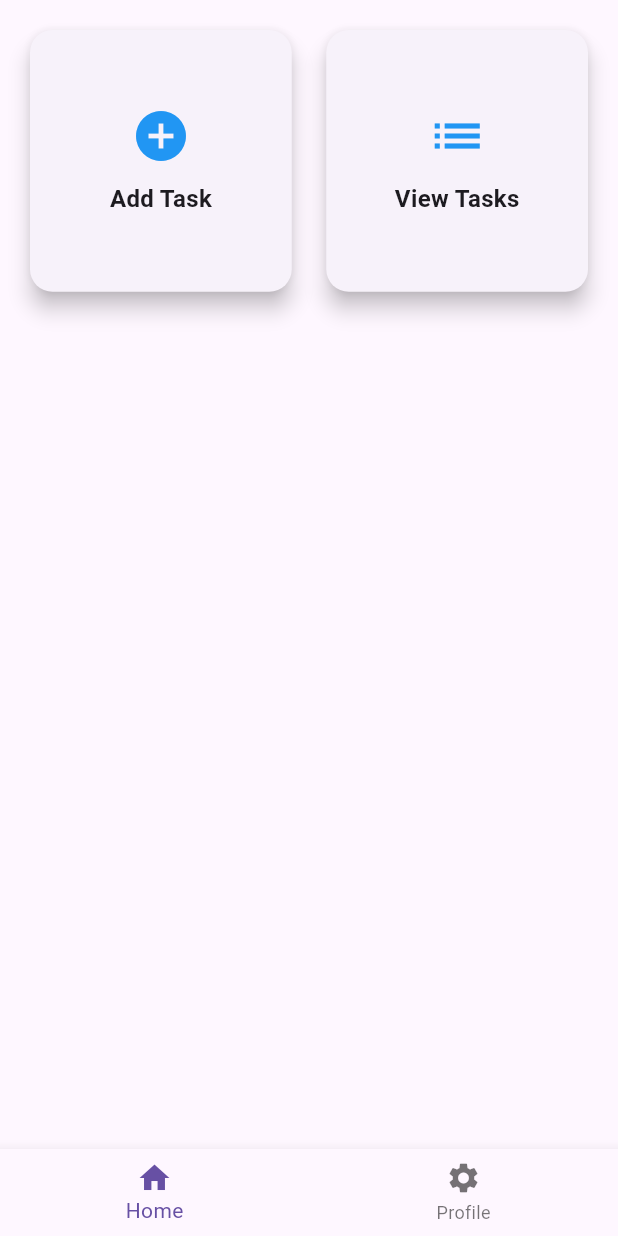
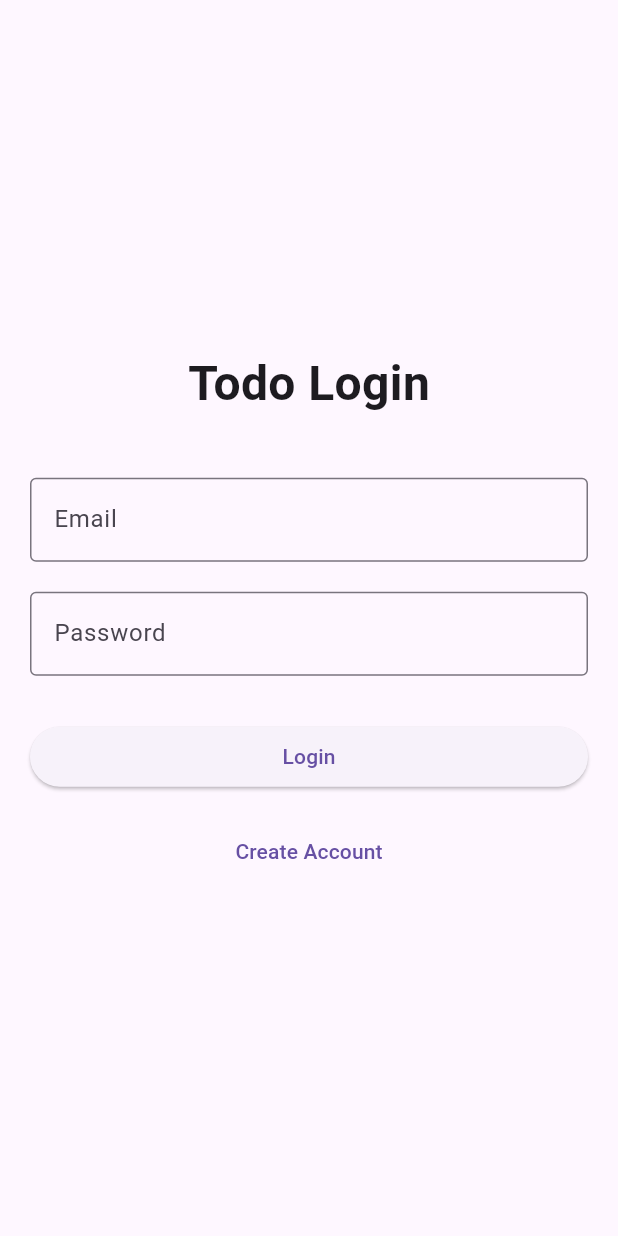
Before and after one commit to BarnalaManognaram/flutterToDoProject, a Flutter app: the screen it shows after launch, on a phone screen of 412 x 824 dp. Run offline on Flutter 3.47's test engine with Material 3 defaults, Android fonts, the phone set to English and light mode, and no system bars.

Commit message:
login commit

```diff
--- a/flutter_application_1/lib/screens/login.dart
+++ b/flutter_application_1/lib/screens/login.dart
@@ -0,0 +1,113 @@
+import 'package:flutter/material.dart';
+import 'package:flutter_application_1/main.dart';
+
+void main() {
+  runApp(TodoApp());
+}
+
+class TodoApp extends StatelessWidget {
+  @override
+  Widget build(BuildContext context) {
+    return MaterialApp(
+      debugShowCheckedModeBanner: false,
+      title: "Todo App",
+      home: LoginPage(),
+    );
+  }
+}
+
+class LoginPage extends StatelessWidget {
+  final TextEditingController emailController = TextEditingController();
+  final TextEditingController passwordController = TextEditingController();
+
+  void login(BuildContext context) {
+    String email = emailController.text;
+    String password = passwordController.text;
+
+    if (email.isNotEmpty && password.isNotEmpty) {
+      Navigator.push(
+        context,
+        MaterialPageRoute(builder: (context) => HomeScreen()),
+      );
+    }
+  }
+
+  @override
+  Widget build(BuildContext context) {
+    return Scaffold(
+      body: Center(
+        child: Padding(
+          padding: const EdgeInsets.all(20),
+          child: Column(
+            mainAxisAlignment: MainAxisAlignment.center,
+            children: [
+
+              Text(
+                "Todo Login",
+                style: TextStyle(
+                  fontSize: 32,
+                  fontWeight: FontWeight.bold,
+                ),
+              ),
+
+              SizedBox(height: 40),
+
+              TextField(
+                controller: emailController,
+                decoration: InputDecoration(
+                  labelText: "Email",
+                  border: OutlineInputBorder(),
+                ),
+              ),
+
+              SizedBox(height: 20),
+
+              TextField(
+                controller: passwordController,
+                obscureText: true,
+                decoration: InputDecoration(
+                  labelText: "Password",
+                  border: OutlineInputBorder(),
+                ),
+              ),
+
+              SizedBox(height: 30),
+
+              SizedBox(
+                width: double.infinity,
+                child: ElevatedButton(
+                  onPressed: () => login(context),
+                  child: Text("Login"),
+                ),
+              ),
+
+              SizedBox(height: 15),
+
+              TextButton(
+                onPressed: () {},
+                child: Text("Create Account"),
+              )
+            ],
+          ),
+        ),
+      ),
+    );
+  }
+}
+
+class TodoHome extends StatelessWidget {
+  @override
+  Widget build(BuildContext context) {
+    return Scaffold(
+      appBar: AppBar(
+        title: Text("Todo Home"),
+      ),
+      body: Center(
+        child: Text(
+          "Welcome to Todo App",
+          style: TextStyle(fontSize: 22),
+        ),
+      ),
+    );
+  }
+}
--- a/flutter_application_1/lib/screens/splash.dart
+++ b/flutter_application_1/lib/screens/splash.dart
@@ -1,6 +1,7 @@
 import 'dart:async';
 import 'package:flutter/material.dart';
 import 'package:flutter_application_1/main.dart';
+import 'package:flutter_application_1/screens/login.dart';
 import 'view_tasks.dart';
 
 class SplashScreen extends StatefulWidget {
@@ -19,7 +20,7 @@ class _SplashScreenState extends State<SplashScreen> {
     Timer(const Duration(seconds: 3), () {
       Navigator.pushReplacement(
         context,
-        MaterialPageRoute(builder: (context) => const HomeScreen()),
+        MaterialPageRoute(builder: (context) => LoginPage()),
       );
     });
   }
```
